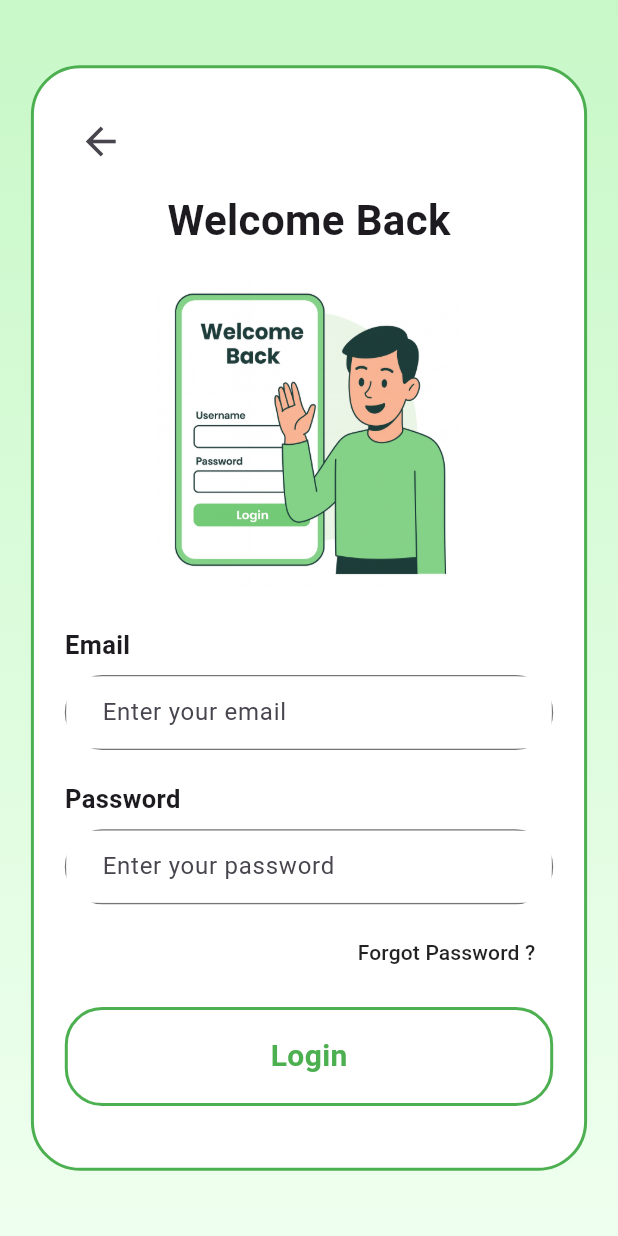
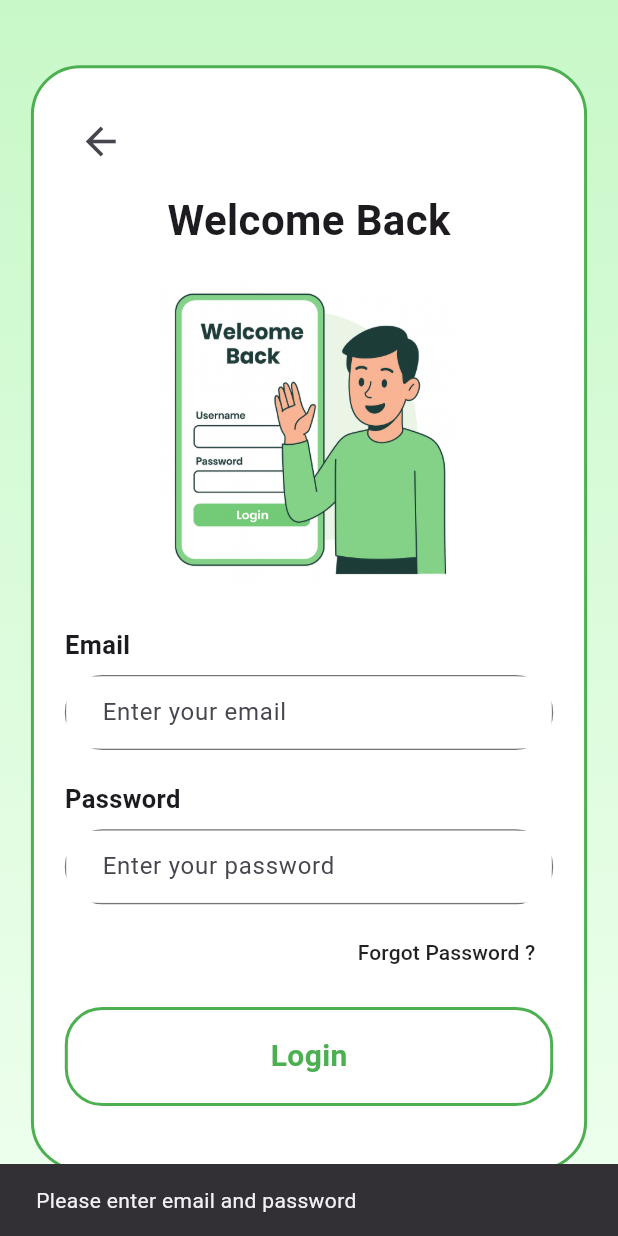
Before and after one commit to InushiAnjala/wasteless_app, a Flutter app: the LoginScreen screen opened directly, after a tap on "Login", on a phone screen of 412 x 824 dp. Run offline on Flutter 3.47's test engine with Material 3 defaults, Android fonts, the light colour scheme and no system bars; our stand-ins replace cloud_firestore, firebase_auth, firebase_core; accounts and stored records are empty; Roboto replaces fonts that are missing (Poppins).

Commit message:
login signup backend

```diff
--- a/lib/screens/auth/login_screen.dart
+++ b/lib/screens/auth/login_screen.dart
@@ -1,9 +1,82 @@
 import 'package:flutter/material.dart';
+import 'package:firebase_auth/firebase_auth.dart';
+import 'package:cloud_firestore/cloud_firestore.dart';
+
 import '../onboarding/login_signup_screen.dart';
 import 'forgot_password_screen.dart';
+import '../chef/chef_home_screen.dart';
+import '../home/home_screen.dart';
 
-class LoginScreen extends StatelessWidget {
+class LoginScreen extends StatefulWidget {
   const LoginScreen({super.key});
+
+  @override
+  State<LoginScreen> createState() => _LoginScreenState();
+}
+
+class _LoginScreenState extends State<LoginScreen> {
+  // Controllers
+  final emailController = TextEditingController();
+  final passwordController = TextEditingController();
+
+  @override
+  void dispose() {
+    emailController.dispose();
+    passwordController.dispose();
+    super.dispose();
+  }
+
+  Future<void> _loginUser() async {
+    if (emailController.text.isEmpty || passwordController.text.isEmpty) {
+      ScaffoldMessenger.of(context).showSnackBar(
+        const SnackBar(content: Text("Please enter email and password")),
+      );
+      return;
+    }
+
+    try {
+      // 1️⃣ Sign in user
+      UserCredential userCredential = await FirebaseAuth.instance
+          .signInWithEmailAndPassword(
+            email: emailController.text.trim(),
+            password: passwordController.text.trim(),
+          );
+
+      String uid = userCredential.user!.uid;
+
+      // 2️⃣ Fetch user role from Firestore
+      DocumentSnapshot userDoc = await FirebaseFirestore.instance
+          .collection('users')
+          .doc(uid)
+          .get();
+
+      if (!userDoc.exists) {
+        ScaffoldMessenger.of(
+          context,
+        ).showSnackBar(const SnackBar(content: Text("User data not found")));
+        return;
+      }
+
+      String role = userDoc['role'];
+
+      // 3️⃣ Navigate based on role
+      if (role == "Chef") {
+        Navigator.pushReplacement(
+          context,
+          MaterialPageRoute(builder: (context) => const ChefHomeScreen()),
+        );
+      } else {
+        Navigator.pushReplacement(
+          context,
+          MaterialPageRoute(builder: (context) => const HomeScreen()),
+        );
+      }
+    } on FirebaseAuthException catch (e) {
+      ScaffoldMessenger.of(
+        context,
+      ).showSnackBar(SnackBar(content: Text(e.message ?? "Login failed")));
+    }
+  }
 
   @override
   Widget build(BuildContext context) {
@@ -24,16 +97,14 @@ class LoginScreen extends StatelessWidget {
         child: Center(
           child: SingleChildScrollView(
             child: Container(
-              width: width * 0.9, // responsive width
+              width: width * 0.9,
               padding: EdgeInsets.symmetric(
                 horizontal: width * 0.05,
                 vertical: height * 0.03,
               ),
               decoration: BoxDecoration(
                 color: Colors.white,
-                borderRadius: BorderRadius.circular(
-                  width * 0.08,
-                ), // responsive radius
+                borderRadius: BorderRadius.circular(width * 0.08),
                 border: Border.all(color: Colors.green, width: 2),
               ),
               child: Column(
@@ -57,7 +128,6 @@ class LoginScreen extends StatelessWidget {
 
                   SizedBox(height: height * 0.01),
 
-                  // Title
                   const Text(
                     "Welcome Back",
                     style: TextStyle(fontSize: 28, fontWeight: FontWeight.w700),
@@ -65,7 +135,6 @@ class LoginScreen extends StatelessWidget {
 
                   SizedBox(height: height * 0.025),
 
-                  // Image
                   Image.asset("assets/onboarding_3.png", height: height * 0.25),
 
                   SizedBox(height: height * 0.03),
@@ -87,8 +156,9 @@ class LoginScreen extends StatelessWidget {
                       borderRadius: BorderRadius.circular(25),
                       border: Border.all(color: Colors.black54, width: 1),
                     ),
-                    child: const TextField(
-                      decoration: InputDecoration(
+                    child: TextField(
+                      controller: emailController,
+                      decoration: const InputDecoration(
                         hintText: "Enter your email",
                         contentPadding: EdgeInsets.symmetric(horizontal: 20),
                         border: InputBorder.none,
@@ -115,9 +185,10 @@ class LoginScreen extends StatelessWidget {
                       borderRadius: BorderRadius.circular(25),
                       border: Border.all(color: Colors.black54, width: 1),
                     ),
-                    child: const TextField(
+                    child: TextField(
+                      controller: passwordController,
                       obscureText: true,
-                      decoration: InputDecoration(
+                      decoration: const InputDecoration(
                         hintText: "Enter your password",
                         contentPadding: EdgeInsets.symmetric(horizontal: 20),
                         border: InputBorder.none,
@@ -127,7 +198,6 @@ class LoginScreen extends StatelessWidget {
 
                   SizedBox(height: height * 0.01),
 
-                  // Forgot Password
                   Align(
                     alignment: Alignment.centerRight,
                     child: TextButton(
@@ -150,7 +220,7 @@ class LoginScreen extends StatelessWidget {
 
                   // Login Button
                   GestureDetector(
-                    onTap: () {},
+                    onTap: _loginUser,
                     child: Container(
                       width: double.infinity,
                       padding: EdgeInsets.symmetric(vertical: height * 0.02),
--- a/pubspec.yaml
+++ b/pubspec.yaml
@@ -10,7 +10,12 @@ environment:
 dependencies:
   flutter:
     sdk: flutter
+
   cupertino_icons: ^1.0.8
+
+  firebase_core: ^3.6.0
+  firebase_auth: ^5.1.0
+  cloud_firestore: ^5.4.0
 
 dev_dependencies:
   flutter_test:
```
Also changed, not shown: lib/main.dart (+11 -2 lines), lib/screens/auth/signup_screen.dart (+85 -8 lines), pubspec.lock, 4 other files.
